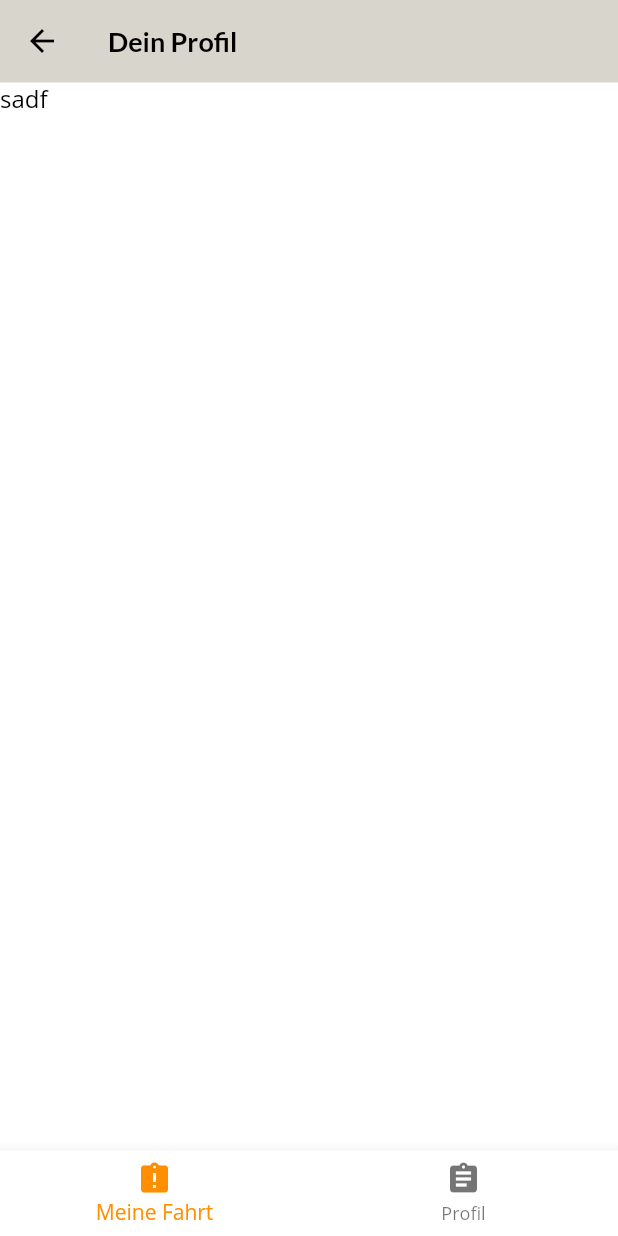
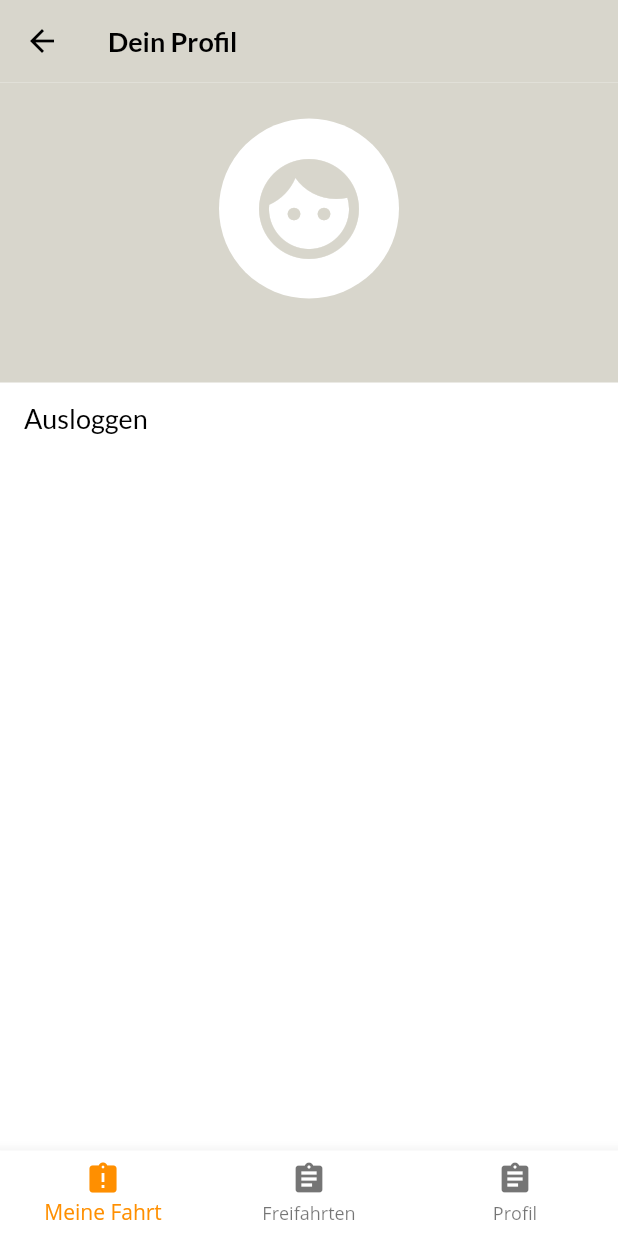
Before and after one commit to schadauer/Sublin-App, a Flutter app: the UserProfileScreen screen opened directly, on a phone screen of 412 x 824 dp. Run offline on Flutter 3.47's test engine with Material 2 defaults, Android fonts, the phone set to English and light mode, and no system bars; our stand-ins replace auto_size_text, cloud_firestore, datetime_picker_formfield, firebase_auth, firebase_core, geolocator and 1 more; accounts and stored records are empty.

Commit message:
Refactor bottom navigation

```diff
--- a/lib/models/provider_type.dart
+++ b/lib/models/provider_type.dart
@@ -1,5 +1,5 @@
 enum ProviderType {
   taxi,
-  taxiShuttle,
-  ownShuttle,
+  sponsor,
+  shuttle,
 }
--- a/lib/models/routing.dart
+++ b/lib/models/routing.dart
@@ -109,6 +109,8 @@ class Routing {
                       timeEnd: data['sublinEndStep']['provider']['timeEnd'] ??
                           defaultValueProviderUser.timeEnd,
                     ),
+              sponsor:
+                  data['sublinEndStep']['sponsor'] ?? defaultValueStep.sponsor,
               distance: data['sublinEndStep']['distance'] ??
                   defaultValueStep.distance,
               duration: data['sublinEndStep']['duration'] ??
@@ -145,6 +147,8 @@ class Routing {
                       timeEnd: data['sublinStartStep']['provider']['timeEnd'] ??
                           defaultValueProviderUser.timeEnd,
                     ),
+              sponsor: data['sublinStartStep']['sponsor'] ??
+                  defaultValueStep.sponsor,
               distance: data['sublinStartStep']['distance'] ??
                   defaultValueStep.distance,
               duration: data['sublinStartStep']['duration'] ??
--- a/lib/models/step.dart
+++ b/lib/models/step.dart
@@ -21,6 +21,7 @@ class Step {
   String stationAddress;
   String stationName;
   ProviderUser provider;
+  String sponsor;
   int startTime;
   int endTime;
   int duration;
@@ -47,6 +48,7 @@ class Step {
     this.stationAddress,
     this.stationName,
     this.provider,
+    this.sponsor,
     this.startTime = 0,
     this.endTime = 0,
     this.duration = 0,
--- a/lib/models/user.dart
+++ b/lib/models/user.dart
@@ -68,9 +68,9 @@ class User {
         'homeAddress': data.homeAddress ?? defaultValues.homeAddress,
       if (userTypeString != '')
         'userType': userTypeString.substring(userTypeString.indexOf('.') + 1),
-      // if (data.isProviderCompleted != null)
-      //   'isProvider':
-      //       data.isProviderCompleted ?? defaultValues.isProviderCompleted,
+      if (data.isRegistrationCompleted != null)
+        'isProvider': data.isRegistrationCompleted ??
+            defaultValues.isRegistrationCompleted,
       if (data.requestedAddresses != null)
         'requestAddresses':
             data.requestedAddresses ?? defaultValues.requestedAddresses
--- a/lib/screens/provider_booking_screen.dart
+++ b/lib/screens/provider_booking_screen.dart
@@ -52,7 +52,7 @@ class _ProviderBookingScreenState extends State<ProviderBookingScreen> {
     final completedBookings = Provider.of<List<BookingCompleted>>(context);
 
     return Scaffold(
-        appBar: AppbarWidget(title: 'Meine Aufträge'),
+        appBar: AppbarWidget(title: 'Aufträge'),
         endDrawer: DrawerSideNavigationWidget(
           authService: AuthService(),
         ),
@@ -155,7 +155,7 @@ class _ProviderBookingScreenState extends State<ProviderBookingScreen> {
 
   Widget _bookingList(List<dynamic> bookings) {
     return bookings.isEmpty
-        ? Center(child: Text('Keine Aufträge'))
+        ? Center(child: Text('Derzeit keine Aufträge'))
         : ListView.builder(
             itemCount: bookings.length,
             itemBuilder: (BuildContext context, int index) {
--- a/lib/screens/user_profile_screen.dart
+++ b/lib/screens/user_profile_screen.dart
@@ -1,6 +1,10 @@
+import 'package:Sublin/models/user.dart';
+import 'package:Sublin/models/user_type.dart';
+import 'package:Sublin/services/auth_service.dart';
 import 'package:Sublin/widgets/appbar_widget.dart';
 import 'package:Sublin/widgets/bottom_navigation_bar_widget.dart';
 import 'package:flutter/material.dart';
+import 'package:provider/provider.dart';
 
 class UserProfileScreen extends StatefulWidget {
   static const routeName = './userProfileScreenState';
@@ -11,11 +15,55 @@ class UserProfileScreen extends StatefulWidget {
 class _UserProfileScreenState extends State<UserProfileScreen> {
   @override
   Widget build(BuildContext context) {
+    final User user = Provider.of<User>(context);
+
     return Scaffold(
-      bottomNavigationBar: BottomNavigationBarWidget(),
+      bottomNavigationBar:
+          BottomNavigationBarWidget(isProvider: user.userType != UserType.user),
       appBar: AppbarWidget(title: 'Dein Profil'),
       body: SafeArea(
-        child: Text('sadf'),
+        child: Column(
+          children: [
+            Container(
+                height: 200,
+                color: Theme.of(context).primaryColor,
+                child: Center(
+                  child: Column(
+                    mainAxisAlignment: MainAxisAlignment.center,
+                    children: [
+                      Container(
+                        height: 120,
+                        width: 120,
+                        decoration: BoxDecoration(
+                          color: Colors.white,
+                          shape: BoxShape.circle,
+                        ),
+                        child: Icon(
+                          Icons.face,
+                          color: Theme.of(context).primaryColor,
+                          size: 80,
+                        ),
+                      ),
+                      SizedBox(
+                        height: 10,
+                      ),
+                      Text(
+                        user.firstName,
+                        style: Theme.of(context).textTheme.headline1,
+                      )
+                    ],
+                  ),
+                )),
+            Row(
+              children: [
+                FlatButton(
+                  onPressed: () => AuthService().signOut(),
+                  child: Text('Ausloggen'),
+                )
+              ],
+            )
+          ],
+        ),
       ),
     );
   }
--- a/lib/widgets/bottom_navigation_bar_widget.dart
+++ b/lib/widgets/bottom_navigation_bar_widget.dart
@@ -1,7 +1,10 @@
 import 'package:Sublin/models/routing.dart';
 import 'package:Sublin/screens/provider_booking_screen.dart';
+import 'package:Sublin/screens/provider_partner_screen.dart';
+import 'package:Sublin/screens/provider_target_group_screen.dart';
 import 'package:Sublin/screens/user_home_screen.dart';
 import 'package:Sublin/screens/user_profile_screen.dart';
+import 'package:Sublin/screens/user_free_ride_screen.dart';
 import 'package:Sublin/screens/user_routing_screen.dart';
 import 'package:flutter/material.dart';
 import 'package:provider/provider.dart';
@@ -27,18 +30,21 @@ class _BottomNavigationBarWidgetState extends State<BottomNavigationBarWidget> {
 
     return widget.isProvider
         ? BottomNavigationBar(
+            type: BottomNavigationBarType.fixed,
             // This is the bottom navigation for providers
             onTap: (int) {
               if (int == 0)
                 Navigator.of(context)
                     .push(_createRoute(ProviderBookingScreen()));
               if (int == 1) {
-                if (routingService.booked != null)
-                  Navigator.of(context).push(_createRoute(UserRoutingScreen()));
-                else
-                  Navigator.of(context).push(_createRoute(UserHomeScreen()));
+                Navigator.of(context)
+                    .push(_createRoute(ProviderPartnerScreen()));
               }
-              if (int == 2 && _currentIndex != 1) {
+              if (int == 2) {
+                Navigator.of(context)
+                    .push(_createRoute(ProviderTargetGroupScreen()));
+              }
+              if (int == 3) {
                 Navigator.of(context).push(_createRoute(UserProfileScreen()));
               }
               setState(() {
@@ -48,11 +54,15 @@ class _BottomNavigationBarWidgetState extends State<BottomNavigationBarWidget> {
             items: const <BottomNavigationBarItem>[
               BottomNavigationBarItem(
                 icon: Icon(Icons.assignment_late),
-                title: Text('Meine Aufträge'),
+                title: Text('Aufträge'),
               ),
               BottomNavigationBarItem(
                 icon: Icon(Icons.assignment_late),
-                title: Text('Meine Fahrt'),
+                title: Text('Partner'),
+              ),
+              BottomNavigationBarItem(
+                icon: Icon(Icons.assignment_late),
+                title: Text('Zielgruppe'),
               ),
               BottomNavigationBarItem(
                 icon: Icon(Icons.assignment),
@@ -63,15 +73,15 @@ class _BottomNavigationBarWidgetState extends State<BottomNavigationBarWidget> {
             selectedItemColor: Colors.amber[800],
           )
         : BottomNavigationBar(
-            // This is the navigation for user
+            // This is the navigation for user -------------------------------------
             onTap: (int) {
               if (int == 0) {
-                if (routingService.booked != null)
-                  Navigator.of(context).push(_createRoute(UserRoutingScreen()));
-                else
-                  Navigator.of(context).push(_createRoute(UserHomeScreen()));
+                Navigator.of(context).push(_createRoute(UserHomeScreen()));
               }
-              if (int == 1 && _currentIndex != 1) {
+              if (int == 1) {
+                Navigator.of(context).push(_createRoute(UserFreeRideScreen()));
+              }
+              if (int == 2) {
                 Navigator.of(context).push(_createRoute(UserProfileScreen()));
               }
               setState(() {
@@ -82,6 +92,10 @@ class _BottomNavigationBarWidgetState extends State<BottomNavigationBarWidget> {
               BottomNavigationBarItem(
                 icon: Icon(Icons.assignment_late),
                 title: Text('Meine Fahrt'),
+              ),
+              BottomNavigationBarItem(
+                icon: Icon(Icons.assignment),
+                title: Text('Freifahrten'),
               ),
               BottomNavigationBarItem(
                 icon: Icon(Icons.assignment),
--- a/lib/widgets/drawer_side_navigation_widget.dart
+++ b/lib/widgets/drawer_side_navigation_widget.dart
@@ -57,7 +57,7 @@ class DrawerSideNavigationWidget extends StatelessWidget {
           if (user.userType != UserType.user)
             ListTile(
               leading: Icon(Icons.person_outline),
-              title: Text('Meine Aufträge'),
+              title: Text('Aufträge'),
               onTap: () =>
                   Navigator.pushNamed(context, ProviderBookingScreen.routeName),
             ),
```
Also changed, not shown: lib/screens/provider_partner_screen.dart (added, +40 -0 lines), lib/screens/provider_registration_screen.dart (+9 -9 lines), lib/screens/provider_target_group_screen.dart (added, +41 -0 lines), lib/screens/routing_screen.dart (+8 -1 lines), lib/screens/user_free_ride_screen.dart (added, +40 -0 lines), lib/screens/user_register.dart (+9 -20 lines), lib/widgets/provider_bottom_navigation_bar_widget.dart (deleted, +0 -78 lines), 1 other file.
